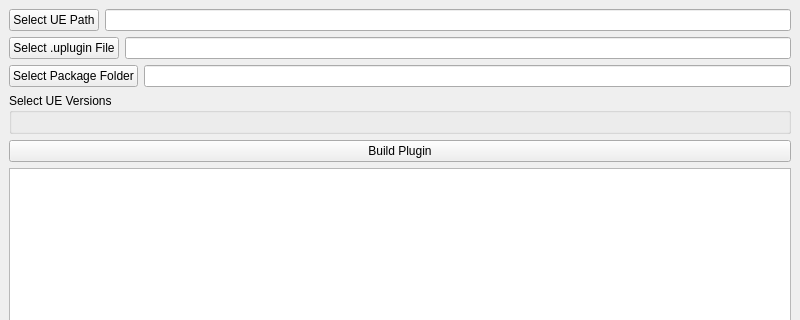
Bumvolla/UEPluginBuilder, file mainwindow.ui: the form before one commit; both pictures show x 0 to 800 and y 0 to 320 of the 800 by 600 pixel window.
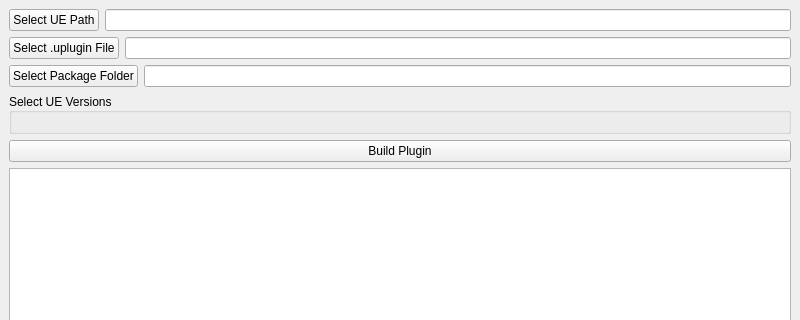
The form after the commit.

Commit message: vertical layout to grid

```diff
--- a/mainwindow.ui
+++ b/mainwindow.ui
@@ -62,7 +62,10 @@
       <property name="title">
        <string>Select UE Versions</string>
       </property>
-      <layout class="QVBoxLayout" name="verticalLayout_2"/>
+      <property name="alignment">
+       <set>Qt::AlignmentFlag::AlignJustify|Qt::AlignmentFlag::AlignVCenter</set>
+      </property>
+      <layout class="QGridLayout" name="gridLayout"/>
      </widget>
     </item>
     <item>
```
The commit also changes 2 other files.
